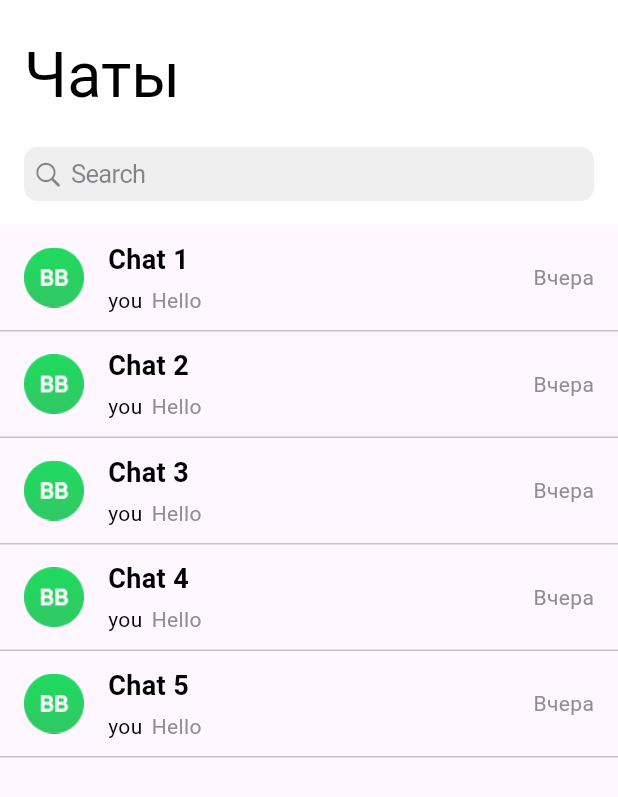
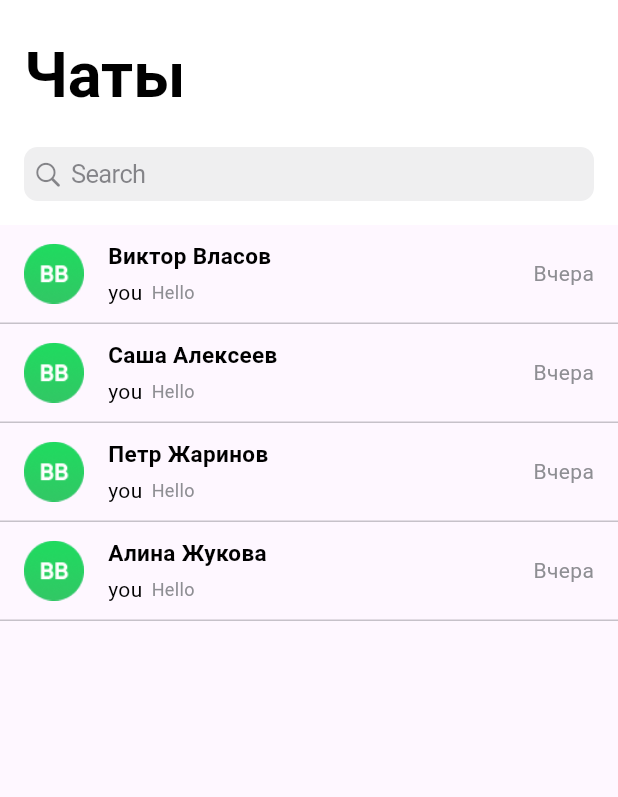
Before and after one commit to yerassyl004/FlutterChat, a Flutter app: the screen it shows after launch, on a phone screen of 412 x 824 dp. Shown: the top 797 px of the screen. Run offline on Flutter 3.47's test engine with Material 3 defaults, Android fonts, the phone set to English and light mode, and no system bars; our stand-ins replace file_picker.

Commit message:
setup chat

```diff
--- a/lib/main.dart
+++ b/lib/main.dart
@@ -1,5 +1,4 @@
 import 'package:chat_flutter/src/core/ui/main_list/pages/main_list.dart';
-import 'package:flutter/cupertino.dart';
 import 'package:flutter/material.dart';
 
 void main() => runApp(MaterialApp(home: MainList()));
--- /dev/null
+++ b/lib/src/core/models/user/user.dart
@@ -0,0 +1,6 @@
+class User {
+  final String id;
+  final String name;
+
+  User({required this.id, required this.name});
+}
--- a/lib/src/core/ui/main_list/pages/main_list.dart
+++ b/lib/src/core/ui/main_list/pages/main_list.dart
@@ -1,9 +1,17 @@
 import 'package:flutter/material.dart';
+import '../../../models/user/user.dart';
 import '../widgets/header_widget.dart';
 import '../widgets/list_item.dart';
 
 class MainList extends StatelessWidget {
-  const MainList({super.key});
+  MainList({super.key});
+
+  final List<User> users = [
+    User(id: 'user1', name: 'Виктор Власов'),
+    User(id: 'user2', name: 'Саша Алексеев'),
+    User(id: 'user3', name: 'Петр Жаринов'),
+    User(id: 'user4', name: 'Алина Жукова'),
+  ];
 
   @override
   Widget build(BuildContext context) {
@@ -20,9 +28,9 @@ class MainList extends StatelessWidget {
           SliverList(
             delegate: SliverChildBuilderDelegate(
                   (context, index) {
-                return ListItem(index: index);
+                return ListItem(user: users[index]);
               },
-              childCount: 5,
+              childCount: users.length,
             ),
           ),
         ],
--- a/lib/src/core/ui/main_list/widgets/header_widget.dart
+++ b/lib/src/core/ui/main_list/widgets/header_widget.dart
@@ -25,7 +25,11 @@ class HeaderWidget extends StatelessWidget {
           alignment: Alignment.bottomLeft,
           child: Text(
             title,
-            style: const TextStyle(fontSize: 28.0, color: Colors.black),
+            style: const TextStyle(
+                fontSize: 28.0,
+                fontWeight: FontWeight.bold,
+                color: Colors.black
+            ),
           ),
         ),
       ),
--- a/lib/src/core/ui/main_list/widgets/list_item.dart
+++ b/lib/src/core/ui/main_list/widgets/list_item.dart
@@ -1,12 +1,13 @@
 import 'package:flutter/cupertino.dart';
 import 'package:flutter/material.dart';
 
+import '../../../models/user/user.dart';
 import '../../chat/pages/chat.dart';
 
 class ListItem extends StatelessWidget {
-  final int index;
+  final User user;
 
-  const ListItem({super.key, required this.index});
+  const ListItem({super.key, required this.user});
 
   @override
   Widget build(BuildContext context) {
@@ -15,7 +16,7 @@ class ListItem extends StatelessWidget {
         Navigator.push(
           context,
           MaterialPageRoute(
-            builder: (context) => ChatPage(index: index,),
+            builder: (context) => ChatPage(user: user),
           ),
         );
       },
@@ -40,9 +41,9 @@ class ListItem extends StatelessWidget {
               crossAxisAlignment: CrossAxisAlignment.start,
               children: [
                 Text(
-                  'Chat ${index + 1}',
+                  user.name,
                   style: const TextStyle(
-                    fontSize: 18,
+                    fontSize: 15,
                     fontWeight: FontWeight.bold,
                     color: CupertinoColors.black,
                   ),
@@ -61,7 +62,7 @@ class ListItem extends StatelessWidget {
                     Text(
                       'Hello',
                       style: TextStyle(
-                        fontSize: 14,
+                        fontSize: 12,
                         color: CupertinoColors.systemGrey,
                       ),
                     ),
--- a/pubspec.yaml
+++ b/pubspec.yaml
@@ -36,6 +36,8 @@ dependencies:
   # Use with the CupertinoIcons class for iOS style icons.
   cupertino_icons: ^1.0.6
   file_picker: ^8.0.5
+  intl: ^0.19.0
+  flutter_secure_storage: ^9.2.2
 
 dev_dependencies:
   flutter_test:
```
Also changed, not shown: lib/src/core/bloc/chat_service/chat_service.dart (added, +39 -0 lines), lib/src/core/models/chat_model/chat.dart (added, +8 -0 lines), lib/src/core/models/message/message.dart (added, +15 -0 lines), lib/src/core/ui/chat/pages/chat.dart (+89 -12 lines), lib/src/core/ui/chat/widgets/chat_header.dart (+8 -5 lines), pubspec.lock, 6 other files.
